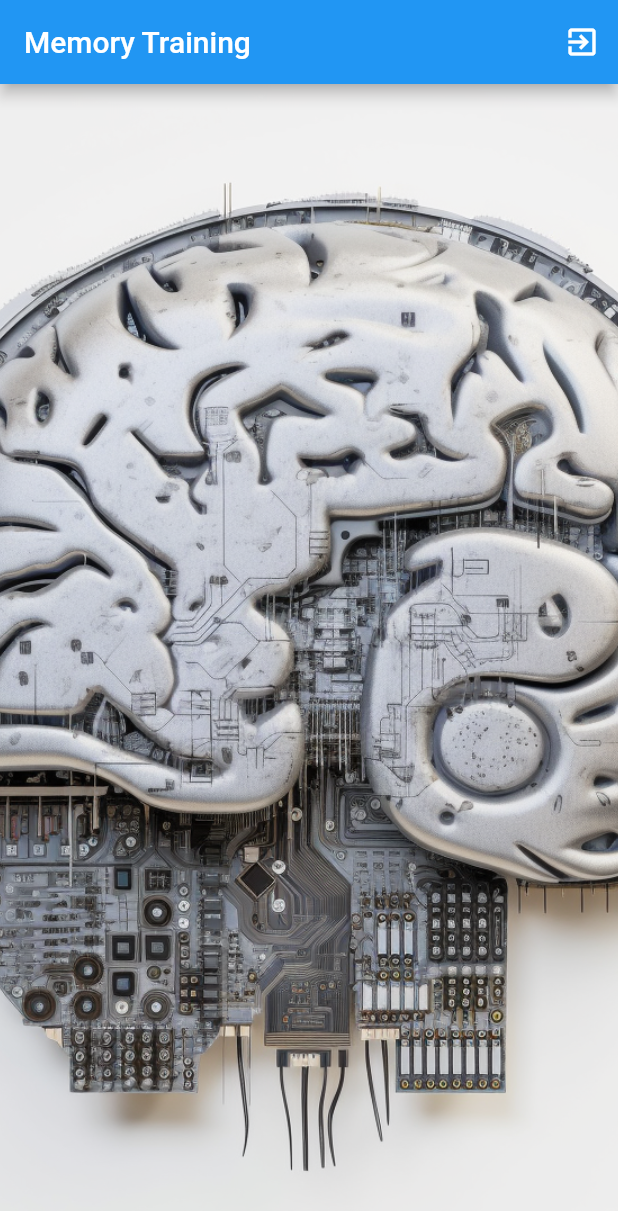
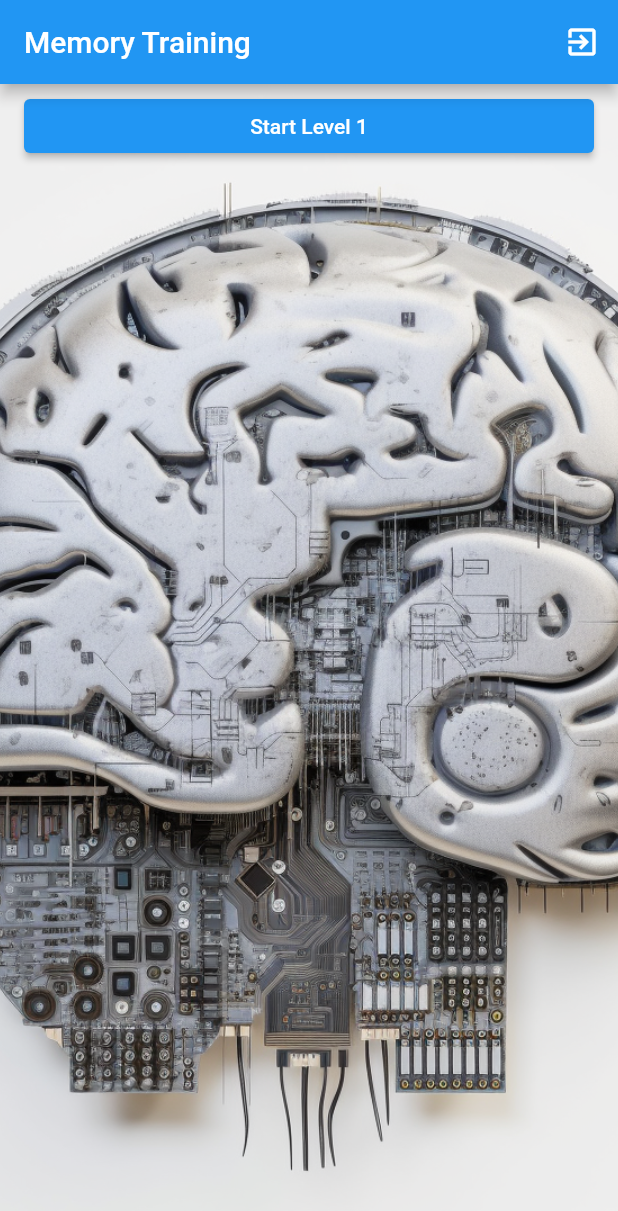
Before and after one commit to netcaster1/memorytrainer, a Flutter app: the screen it shows after launch, on a phone screen of 412 x 824 dp. Shown: the top 1211 px of the screen. Run offline on Flutter 3.47's test engine with Material 2 defaults, Android fonts, the phone set to English and light mode, and no system bars; our stand-ins replace shared_preferences, vibration.

Commit message:
Move app data operations into LevelData class. Now we are are able to save each level best time score!

```diff
--- a/lib/main.dart
+++ b/lib/main.dart
@@ -4,7 +4,55 @@ import 'package:flutter/material.dart';
 import 'package:flutter/services.dart';
 import 'package:shared_preferences/shared_preferences.dart';
 import 'package:vibration/vibration.dart';
-import 'dart:convert';
+
+// 定义全局变量
+late LevelData levelData;
+
+class LevelData {
+  late SharedPreferences _prefs;
+  late Future initDone;
+
+  LevelData() {
+    initDone = _init();
+  }
+
+  Future<void> _init() async {
+    _prefs = await SharedPreferences.getInstance();
+
+    if (!_prefs.containsKey('level')) {
+      await _prefs.setInt('level', 1);
+    }
+    // if (!_prefs.containsKey('bestTime_1')) {
+    //   await _prefs.setInt('bestTime_1', 9999999);
+    // }
+  }
+
+  Future<int> getLastLevel() async {
+    return _prefs.getInt('level') ?? 1;
+  }
+
+  Future<void> setLastLevel(int level) async {
+    await _prefs.setInt('level', level);
+  }
+
+  Future<Duration?> getBestTime(int level) async {
+    final timeInMilliseconds = _prefs.getInt('bestTime_$level');
+    if (timeInMilliseconds != null) {
+      return Duration(milliseconds: timeInMilliseconds);
+    }
+    return null;
+  }
+
+  Future<void> setBestTime(int level, Duration time) async {
+    final bestTimeKey = 'bestTime_$level';
+    final bestTime = _prefs.getInt(bestTimeKey);
+
+    // If there is no saved best time, or if the new time is better, save it.
+    if (bestTime == null || time.inMilliseconds < bestTime) {
+      await _prefs.setInt(bestTimeKey, time.inMilliseconds);
+    }
+  }
+}
 
 void main() {
   runApp(const MyApp());
@@ -19,6 +67,12 @@ class MyApp extends StatelessWidget {
 
   @override
   Widget build(BuildContext context) {
+    return FutureBuilder(
+      future: _initLevelData(),
+      builder: (context, snapshot) {
+        if (snapshot.connectionState == ConnectionState.waiting) {
+          return const CircularProgressIndicator(); // Show a loading indicator while waiting for level data
+        } else {
           return MaterialApp(
             title: 'Memory Training', // The title of the app
             theme: ThemeData(
@@ -26,6 +80,14 @@ class MyApp extends StatelessWidget {
             ),
             home: const StartPage(), // The home page of the app
           );
+        }
+      },
+    );
+  }
+
+  Future<void> _initLevelData() async {
+    levelData = LevelData();
+    await levelData._init();
   }
 }
 
@@ -59,27 +121,39 @@ class StartPage extends StatelessWidget {
             fit: BoxFit.cover,
           ),
         ),
-        child: FutureBuilder<Map<String, dynamic>>(
-          future: _getLevelDetails(),
+        child: FutureBuilder<int>(
+          future: levelData.getLastLevel(),
           builder: (context, snapshot) {
             if (snapshot.connectionState == ConnectionState.waiting) {
-              return const CircularProgressIndicator(); // Show a loading indicator while waiting for the last level
+              return const CircularProgressIndicator();
             } else {
-              Map<String, dynamic> levelDetails = snapshot.data!;
+              final lastLevel = snapshot.data ?? 1;
               return ListView.builder(
-                itemCount: levelDetails.keys.length,
+                itemCount: lastLevel,
                 itemBuilder: (context, index) {
                   int level = index + 1;
-                  Duration bestTime = levelDetails[level.toString()] != null
-                      ? Duration(milliseconds: levelDetails[level.toString()])
-                      : const Duration();
+                  return FutureBuilder<Duration?>(
+                    future: levelData.getBestTime(level),
+                    builder: (context, snapshot) {
+                      String buttonText;
+                      if (snapshot.connectionState == ConnectionState.waiting) {
+                        buttonText = 'Loading...';
+                      } else {
+                        final bestTime = snapshot.data;
+                        if (bestTime == null) {
+                          buttonText = 'Start Level $level';
+                        } else {
+                          buttonText =
+                              'Start Level $level - Best time: ${bestTime.inMinutes} min ${bestTime.inSeconds % 60} sec';
+                        }
+                      }
                       return ListTile(
                         title: ElevatedButton(
-                      child: Text(level == 1
-                          ? 'Start New Game'
-                          : 'Start Level $level - Best Time: ${bestTime.inMinutes} min ${bestTime.inSeconds % 60} sec'),
+                          child: Text(buttonText),
                           onPressed: () => _startLevel(context, level),
                         ),
+                      );
+                    },
                   );
                 },
               );
@@ -88,14 +162,6 @@ class StartPage extends StatelessWidget {
         ),
       ),
     );
-  }
-
-  // This method gets the last level played and best time from SharedPreferences.
-  Future<Map<String, dynamic>> _getLevelDetails() async {
-    SharedPreferences prefs = await SharedPreferences.getInstance();
-    String levelDetailsStr = prefs.getString('levelDetails') ?? '{}';
-    Map<String, dynamic> levelDetails = jsonDecode(levelDetailsStr);
-    return levelDetails;
   }
 
   // This method starts the selected level.
@@ -395,10 +461,14 @@ class ResultsPage extends StatelessWidget {
   Widget build(BuildContext context) {
     double screenWidth = MediaQuery.of(context).size.width;
 
-    // If the user's input was perfect, vibrate the device.
+    // If the user's input was perfect, save the new best time and vibrate the device.
     if (accuracyIsPerfect) {
-      saveBestTime(level, timeElapsed).then((_) {
+      levelData.getBestTime(level).then((bestTime) {
+        if (bestTime == null || timeElapsed < bestTime) {
+          levelData.setBestTime(level, timeElapsed).then((_) {
             Vibration.vibrate();
+          });
+        }
       });
     }
 
@@ -491,26 +561,3 @@ class ResultsPage extends StatelessWidget {
     );
   }
 }
-
-Future<void> saveBestTime(int level, Duration bestTime) async {
-  SharedPreferences prefs = await SharedPreferences.getInstance();
-
-  // Retrieve all the best times from shared preferences.
-  String? bestTimesJson = prefs.getString('bestTimes');
-  Map<String, dynamic> bestTimes = {};
-
-  // If there are best times saved, load them into the map.
-  if (bestTimesJson != null && bestTimesJson.isNotEmpty) {
-    bestTimes = json.decode(bestTimesJson);
-  }
-
-  // Update the best time for the current level.
-  final bestTimeInSeconds = bestTime.inSeconds;
-  if (!bestTimes.containsKey(level.toString()) || bestTimeInSeconds < bestTimes[level.toString()]) {
-    bestTimes[level.toString()] = bestTimeInSeconds;
-  }
-
-  // Save the best times back to shared preferences.
-  bestTimesJson = json.encode(bestTimes);
-  await prefs.setString('bestTimes', bestTimesJson);
-}
```
Lines whose indentation alone changed are shown as unchanged.
